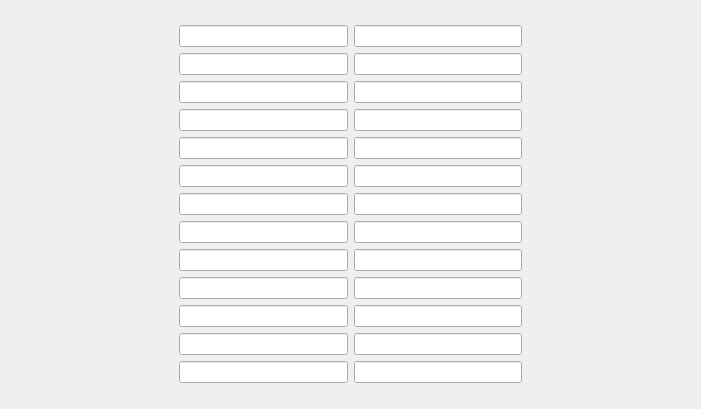
Before: the Qt Designer form UI/CharakterItems.ui in Aeolitus/Sephrasto, drawn with Qt 5.
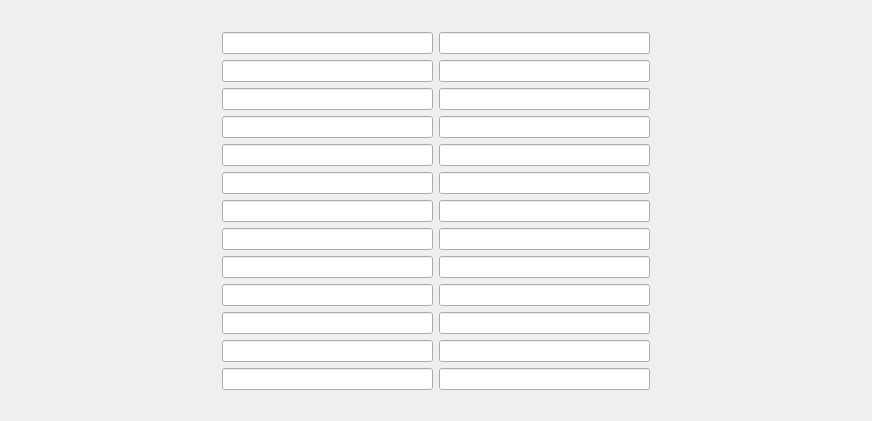
After: the same form once the commit is applied.

```diff
--- a/UI/CharakterItems.ui
+++ b/UI/CharakterItems.ui
@@ -6,8 +6,8 @@
    <rect>
     <x>0</x>
     <y>0</y>
-    <width>701</width>
-    <height>409</height>
+    <width>872</width>
+    <height>421</height>
    </rect>
   </property>
   <property name="windowTitle">
```
